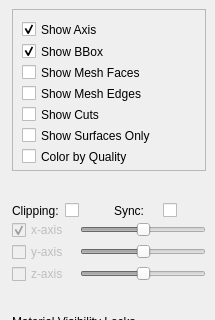
Above: src/gui/Application/ViewWidgets/MeshViewOptionsWidget.ui from SCIInstitute/Cleaver before the change; both pictures show x 0 to 215 and y 0 to 320 of the 215 by 532 pixel window. Below: the same form after it.
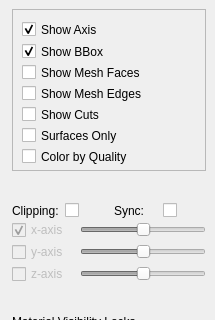
That is the form after the change.

The edit to the form file:
```diff
--- a/src/gui/Application/ViewWidgets/MeshViewOptionsWidget.ui
+++ b/src/gui/Application/ViewWidgets/MeshViewOptionsWidget.ui
@@ -251,7 +251,7 @@
            <bool>false</bool>
           </property>
           <property name="text">
-           <string>Show Surfaces Only</string>
+           <string>Surfaces Only</string>
           </property>
           <property name="checked">
            <bool>false</bool>
```
